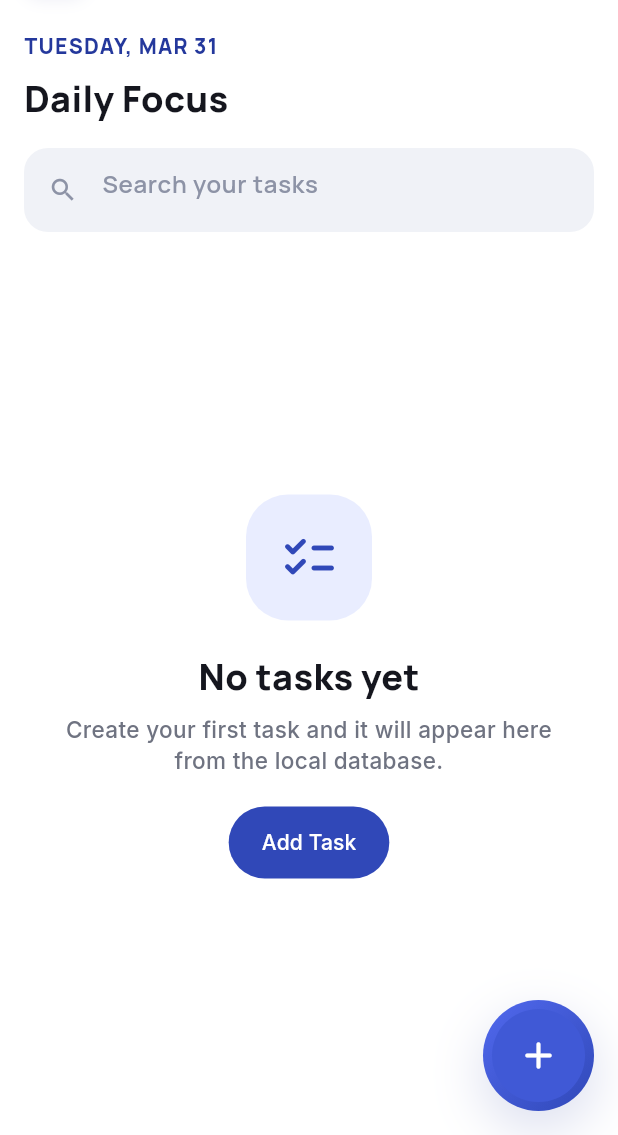
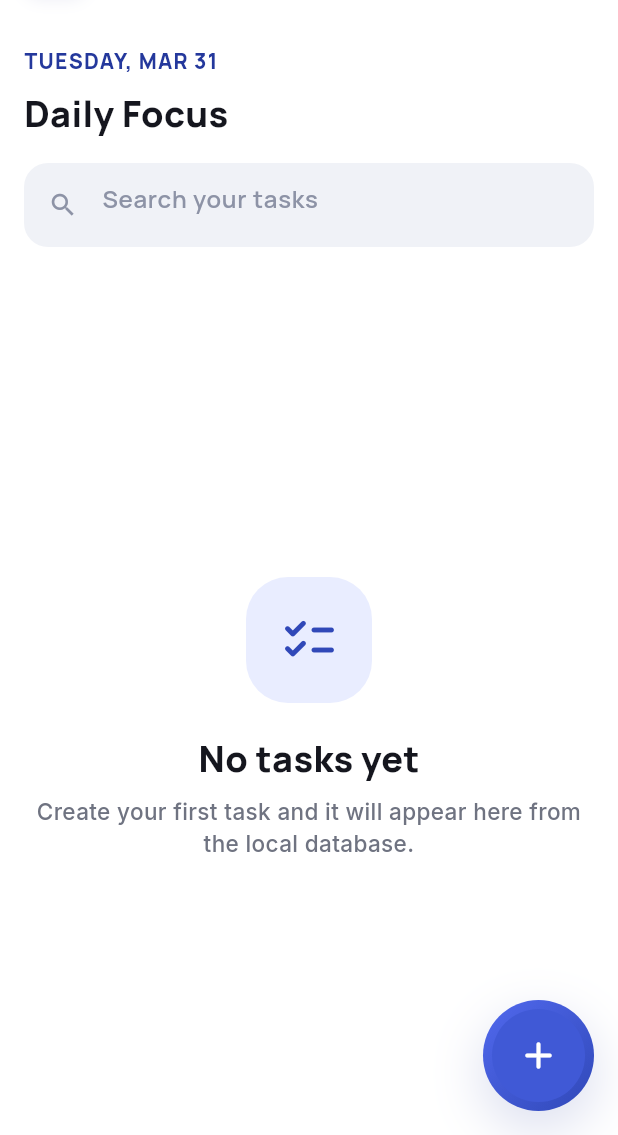
Before and after one commit to Swastikmeher93/task-manager, a Flutter app: the screen it shows after launch, on a phone screen of 412 x 824 dp, the part 101-1236 px from its top. Run offline on Flutter 3.47's test engine with Material 3 defaults, Android fonts, the phone set to English and light mode, and no system bars; our stand-ins replace get, google_fonts, sqflite; accounts and stored records are empty; statements that could not run were skipped.

Commit message:
Fixed some bugs

```diff
--- a/lib/screen/home_view.dart
+++ b/lib/screen/home_view.dart
@@ -52,7 +52,9 @@ class HomeView extends GetView<TaskController> {
     );
 
     if (!context.mounted) return;
-    messenger.showSnackBar(SnackBar(content: Text('Updated "${editedTask.title}"')));
+    messenger.showSnackBar(
+      SnackBar(content: Text('Updated "${editedTask.title}"')),
+    );
   }
 
   Future<void> _handleDeleteTask(BuildContext context, TaskModel task) async {
@@ -66,7 +68,9 @@ class HomeView extends GetView<TaskController> {
 
         await controller.deleteTask(taskId);
         if (!context.mounted) return;
-        messenger.showSnackBar(SnackBar(content: Text('Deleted "${task.title}"')));
+        messenger.showSnackBar(
+          SnackBar(content: Text('Deleted "${task.title}"')),
+        );
       },
     );
   }
@@ -125,11 +129,26 @@ class HomeView extends GetView<TaskController> {
   Widget build(BuildContext context) {
     return Scaffold(
       backgroundColor: Colors.white,
-      appBar: AppBar(
+      body: Obx(() {
+        final hasNoTasks = controller.tasks.isEmpty;
+        final hasNoMatches = controller.filteredTasks.isEmpty;
+
+        return RefreshIndicator(
+          onRefresh: controller.loadTasks,
+          child: CustomScrollView(
+            physics: const BouncingScrollPhysics(
+              parent: AlwaysScrollableScrollPhysics(),
+            ),
+            slivers: [
+              SliverAppBar(
                 backgroundColor: Colors.white,
                 surfaceTintColor: Colors.white,
                 elevation: 0,
-        centerTitle: false,
+                pinned: false,
+                floating: false,
+                snap: false,
+                expandedHeight: 92,
+                toolbarHeight: 82,
                 titleSpacing: 16,
                 title: Row(
                   children: [
@@ -146,13 +165,11 @@ class HomeView extends GetView<TaskController> {
                     ),
                   ],
                 ),
-        toolbarHeight: 82,
               ),
-      body: Padding(
+              SliverPadding(
                 padding: const EdgeInsets.fromLTRB(16, 6, 16, 16),
-        child: Column(
-          crossAxisAlignment: CrossAxisAlignment.start,
-          children: [
+                sliver: SliverList(
+                  delegate: SliverChildListDelegate([
                     Text(
                       _formattedCurrentDate,
                       style: GoogleFonts.manrope(
@@ -173,7 +190,10 @@ class HomeView extends GetView<TaskController> {
                     ),
                     const SizedBox(height: 16),
                     Container(
-              padding: const EdgeInsets.symmetric(horizontal: 16, vertical: 4),
+                      padding: const EdgeInsets.symmetric(
+                        horizontal: 16,
+                        vertical: 4,
+                      ),
                       decoration: BoxDecoration(
                         color: const Color(0xFFF0F2F7),
                         borderRadius: BorderRadius.circular(16),
@@ -193,8 +213,7 @@ class HomeView extends GetView<TaskController> {
                             fontWeight: FontWeight.w600,
                           ),
                           border: InputBorder.none,
-                  suffixIcon: Obx(
-                    () => controller.searchQuery.value.isEmpty
+                          suffixIcon: controller.searchQuery.value.isEmpty
                               ? const SizedBox.shrink()
                               : IconButton(
                                   onPressed: () {
@@ -208,7 +227,6 @@ class HomeView extends GetView<TaskController> {
                                   ),
                                 ),
                         ),
-                ),
                         style: GoogleFonts.manrope(
                           color: const Color(0xFF15161E),
                           fontWeight: FontWeight.w600,
@@ -216,34 +234,45 @@ class HomeView extends GetView<TaskController> {
                       ),
                     ),
                     const SizedBox(height: 20),
-            Expanded(
-              child: Obx(() {
-                if (controller.isLoading.value && controller.tasks.isEmpty) {
-                  return const Center(child: CircularProgressIndicator());
+                  ]),
+                ),
+              ),
+              if (controller.isLoading.value && hasNoTasks)
+                const SliverFillRemaining(
+                  hasScrollBody: false,
+                  child: Center(child: CircularProgressIndicator()),
+                )
+              else if (hasNoTasks)
+                SliverFillRemaining(
+                  hasScrollBody: false,
+                  child: _EmptyState(onCreateTask: _handleAddTask),
+                )
+              else if (hasNoMatches)
+                SliverFillRemaining(
+                  hasScrollBody: false,
+                  child: Center(
+                    child: Text(
+                      'No tasks match your search.',
+                      style: GoogleFonts.inter(
+                        fontSize: 15,
+                        fontWeight: FontWeight.w600,
+                        color: const Color(0xFF6D7280),
+                      ),
+                    ),
+                  ),
+                )
+              else
+                SliverPadding(
+                  padding: const EdgeInsets.fromLTRB(16, 0, 16, 100),
+                  sliver: SliverList(
+                    delegate: SliverChildBuilderDelegate((context, index) {
+                      if (index.isOdd) {
+                        return const SizedBox(height: 18);
                       }
 
-                if (controller.tasks.isEmpty) {
-                  return _EmptyState(onCreateTask: _handleAddTask);
-                }
-
-                if (controller.filteredTasks.isEmpty) {
-                  return const Center(
-                    child: Text('No tasks match your search.'),
-                  );
-                }
-
-                return RefreshIndicator(
-                  onRefresh: controller.loadTasks,
-                  child: ListView.separated(
-                    physics: const BouncingScrollPhysics(
-                      parent: AlwaysScrollableScrollPhysics(),
-                    ),
-                    itemCount: controller.filteredTasks.length,
-                    separatorBuilder: (context, index) =>
-                        const SizedBox(height: 18),
-                    itemBuilder: (context, index) {
-                      final task = controller.filteredTasks[index];
-                      final isActivelyBlocked = controller.isTaskActivelyBlocked(task);
+                      final task = controller.filteredTasks[index ~/ 2];
+                      final isActivelyBlocked = controller
+                          .isTaskActivelyBlocked(task);
                       final blockedByText = task.blockedBy == null
                           ? null
                           : controller.blockedByLabel(task.blockedBy);
@@ -276,14 +305,13 @@ class HomeView extends GetView<TaskController> {
                           Get.to<void>(() => TaskDetailsPage(taskId: taskId));
                         },
                       );
-                    },
+                    }, childCount: controller.filteredTasks.length * 2 - 1),
+                  ),
+                ),
+            ],
           ),
         );
       }),
-            ),
-          ],
-        ),
-      ),
       floatingActionButton: Obx(
         () => AnimatedSlide(
           duration: const Duration(milliseconds: 500),
@@ -432,20 +460,6 @@ class _EmptyState extends StatelessWidget {
                 height: 1.4,
               ),
             ),
-            const SizedBox(height: 20),
-            FilledButton(
-              onPressed: () {
-                onCreateTask();
-              },
-              style: FilledButton.styleFrom(
-                backgroundColor: const Color(0xFF3048B8),
-                padding: const EdgeInsets.symmetric(
-                  horizontal: 22,
-                  vertical: 14,
-                ),
-              ),
-              child: const Text('Add Task'),
-            ),
           ],
         ),
       ),
```
Also changed, not shown: lib/screen/task/widget/task_card.dart (+4 -63 lines). Lines whose indentation alone changed are shown as unchanged.
